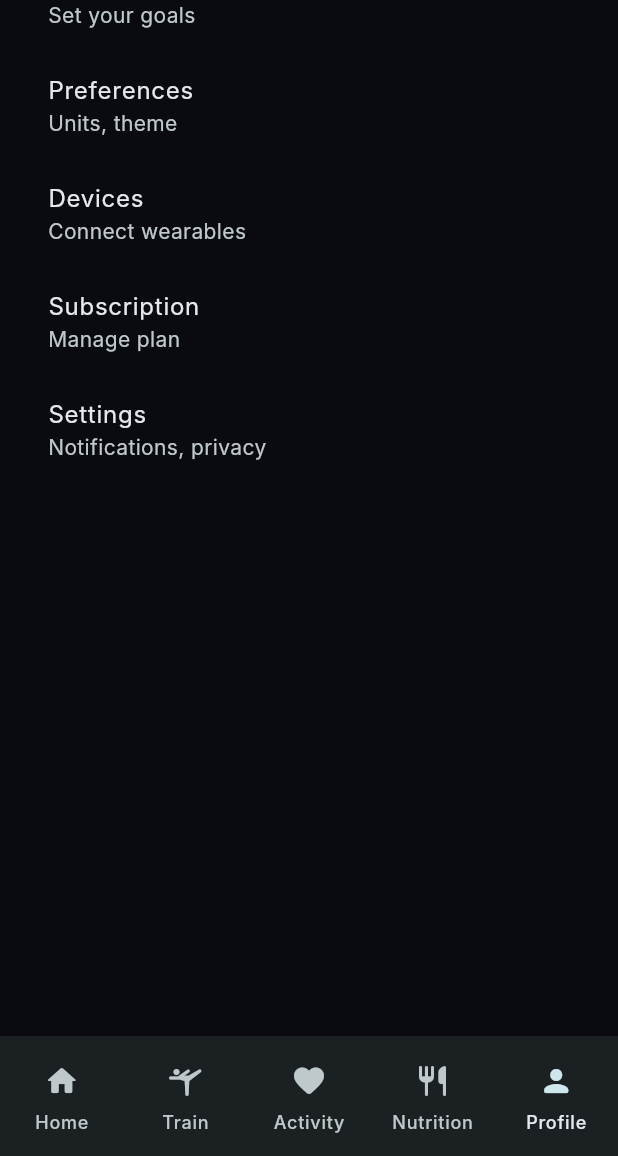
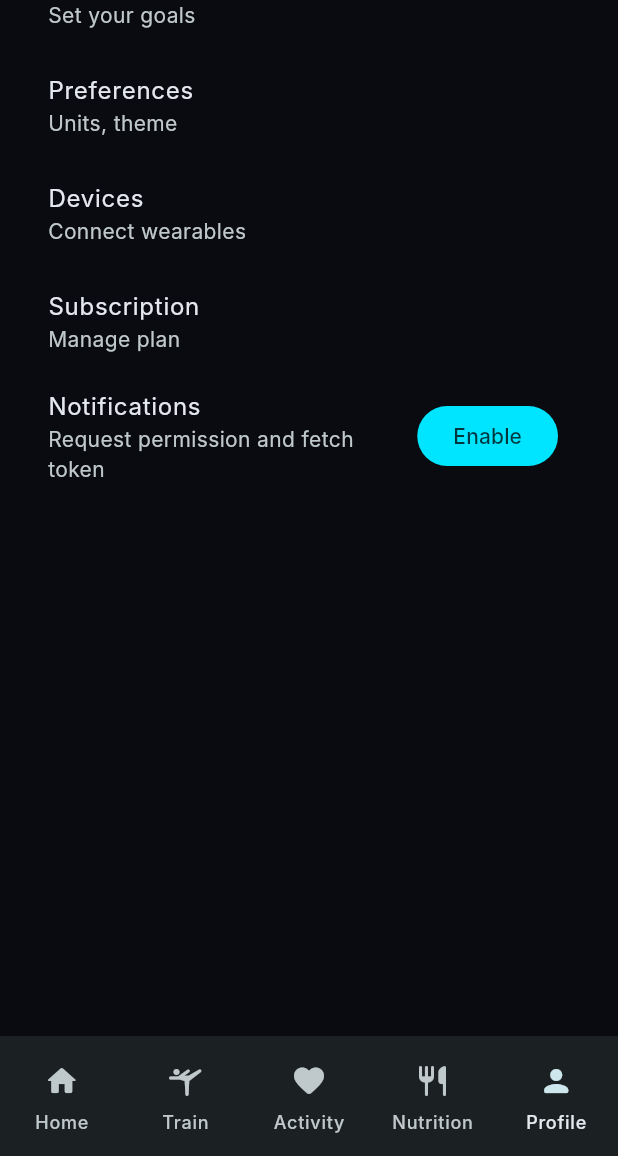
Before and after one commit to kalyank1144/FitAI, a Flutter app: the ProfileScreen screen opened by its route, on a phone screen of 412 x 824 dp, the part 80-1236 px from its top. Run offline on Flutter 3.47's test engine with Material 3 defaults, Android fonts, the phone set to English and light mode, and no system bars; our stand-ins replace firebase_analytics, firebase_core, firebase_crashlytics, firebase_messaging, flutter_local_notifications, flutter_riverpod and 6 more; missing offline and left inert: health, mobile_scanner, purchases_flutter; accounts and stored records are empty; Roboto replaces fonts that are missing (Inter).

Commit message:
Auth flow: add Sign-In screen (Google/Apple) and initial auth gate; Notifications: add permission trigger + FCM token display in Profile; Paywall: placeholder monthly/yearly when offerings absent.

```diff
--- a/lib/features/profile/profile_screen.dart
+++ b/lib/features/profile/profile_screen.dart
@@ -1,17 +1,30 @@
 import 'package:flutter/material.dart';
+import 'package:flutter_riverpod/flutter_riverpod.dart';
 
-class ProfileScreen extends StatelessWidget {
+import '../../core/messaging/messaging_service.dart';
+
+class ProfileScreen extends ConsumerWidget {
   const ProfileScreen({super.key});
   @override
-  Widget build(BuildContext context) {
+  Widget build(BuildContext context, WidgetRef ref) {
+    final token = ref.watch(fcmTokenProvider);
     return ListView(
       padding: const EdgeInsets.all(16),
-      children: const [
-        ListTile(title: Text('Goals'), subtitle: Text('Set your goals')),
-        ListTile(title: Text('Preferences'), subtitle: Text('Units, theme')),
-        ListTile(title: Text('Devices'), subtitle: Text('Connect wearables')),
-        ListTile(title: Text('Subscription'), subtitle: Text('Manage plan')),
-        ListTile(title: Text('Settings'), subtitle: Text('Notifications, privacy')),
+      children: [
+        const ListTile(title: Text('Goals'), subtitle: Text('Set your goals')),
+        const ListTile(title: Text('Preferences'), subtitle: Text('Units, theme')),
+        const ListTile(title: Text('Devices'), subtitle: Text('Connect wearables')),
+        const ListTile(title: Text('Subscription'), subtitle: Text('Manage plan')),
+        ListTile(
+          title: const Text('Notifications'),
+          subtitle: Text(token ?? 'Request permission and fetch token'),
+          trailing: FilledButton(
+            onPressed: () async {
+              await MessagingService().requestAndGetToken(ref);
+            },
+            child: const Text('Enable'),
+          ),
+        ),
       ],
     );
   }
```
Also changed, not shown: lib/core/messaging/messaging_service.dart (+15 -0 lines), lib/features/auth/data/auth_state.dart (added, +12 -0 lines), lib/features/auth/ui/sign_in_screen.dart (added, +40 -0 lines), lib/features/subscriptions/paywall_screen.dart (+16 -7 lines), lib/router/app_router.dart (+5 -4 lines).
